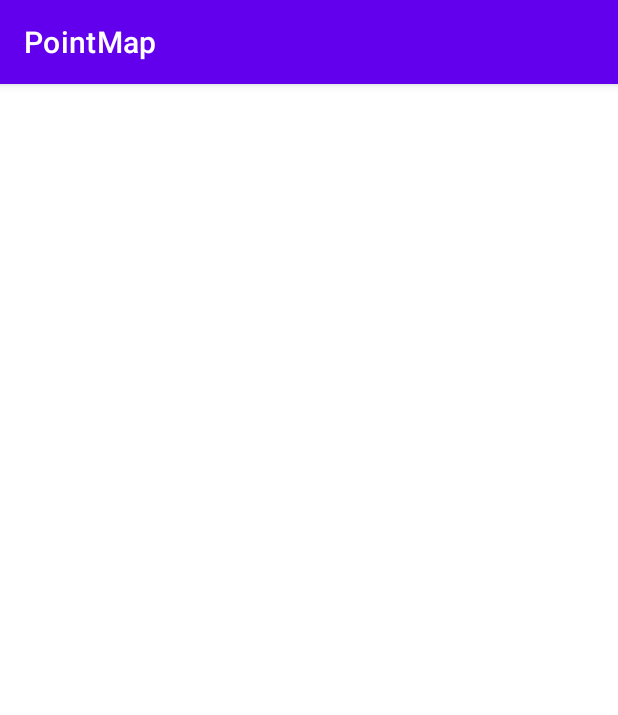
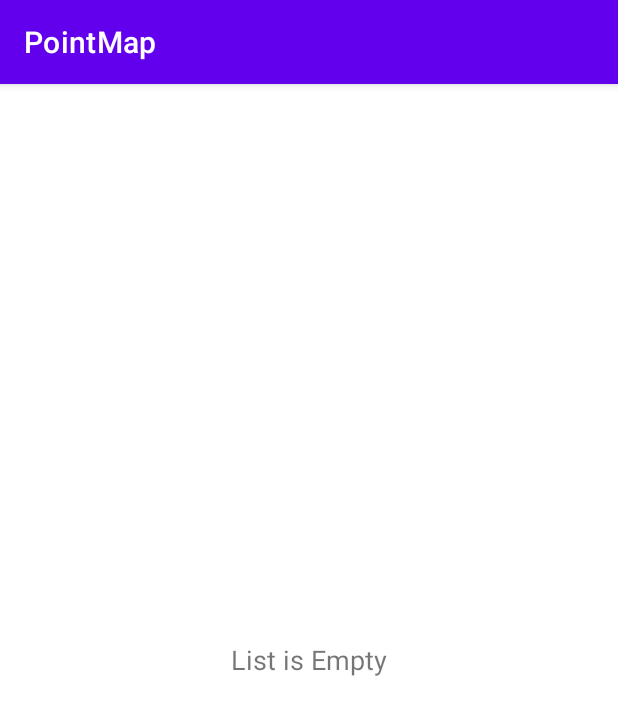
Before and after one commit to myasnick-off/PointMap, an Android app: the screen it shows after launch (MainActivity), after a tap on "Marks list", on a phone screen of 412 x 824 dp. Shown: the top 715 px of the screen. Run offline under Robolectric (Android 15) with nearby library versions, the phone set to English and light mode, and no system bars; libraries missing offline, so code that uses them is left out: com.yandex.mapkit, com.yandex.runtime; 9 statements that could not run were skipped.

Commit message:
реализовал адаптер для списка, проинициализировал viewModel во фрагментах, дополнил ее методами. Добавил переключение состояний экрана во фрагментах

```diff
--- a/app/src/main/AndroidManifest.xml
+++ b/app/src/main/AndroidManifest.xml
@@ -16,7 +16,7 @@
         android:supportsRtl="true"
         android:theme="@style/Theme.PointMap">
         <activity
-            android:name=".MainActivity"
+            android:name=".ui.MainActivity"
             android:exported="true">
             <intent-filter>
                 <action android:name="android.intent.action.MAIN" />
--- a/app/src/main/java/com/example/pointmap/ListFragment.kt
+++ /dev/null
@@ -1,28 +0,0 @@
-package com.example.pointmap
-
-import android.os.Bundle
-import android.view.LayoutInflater
-import android.view.View
-import android.view.ViewGroup
-import androidx.fragment.app.Fragment
-import com.example.pointmap.databinding.FragmentListBinding
-
-class ListFragment: Fragment() {
-
-    private var _binding: FragmentListBinding? = null
-    private val binding: FragmentListBinding get() = _binding!!
-
-
-    override fun onCreateView(
-        inflater: LayoutInflater,
-        container: ViewGroup?,
-        savedInstanceState: Bundle?
-    ): View {
-        _binding = FragmentListBinding.inflate(inflater, container, false)
-        return binding.root
-    }
-
-    companion object {
-        fun newInstance(): ListFragment = ListFragment()
-    }
-}
--- a/app/src/main/java/com/example/pointmap/MainViewModel.kt
+++ /dev/null
@@ -1,26 +0,0 @@
-package com.example.pointmap
-
-import androidx.lifecycle.LiveData
-import androidx.lifecycle.MutableLiveData
-import androidx.lifecycle.ViewModel
-import com.example.pointmap.model.AppState
-import com.example.pointmap.model.Mark
-import com.yandex.mapkit.geometry.Point
-
-class MainViewModel : ViewModel() {
-    private var _liveData: MutableLiveData<AppState> = MutableLiveData<AppState>()
-    val liveData: LiveData<AppState> get() = _liveData
-
-    fun addMark(point: Point) {
-        val currentState = liveData.value
-        if(currentState is AppState.Data) {
-            _liveData.value = AppState.Loading
-            val newMark = Mark(
-                id = System.currentTimeMillis(),
-                name = "Mark ${currentState.data.size}",
-                point = point
-            )
-            _liveData.value = AppState.Data(data = currentState.data + newMark)
-        }
-    }
-}
--- a/app/src/main/java/com/example/pointmap/di/MainModule.kt
+++ b/app/src/main/java/com/example/pointmap/di/MainModule.kt
@@ -1,6 +1,6 @@
 package com.example.pointmap.di
 
-import com.example.pointmap.MainViewModel
+import com.example.pointmap.ui.MainViewModel
 import org.koin.androidx.viewmodel.dsl.viewModel
 import org.koin.dsl.module
 
--- /dev/null
+++ b/app/src/main/java/com/example/pointmap/ui/ItemClickListener.kt
@@ -0,0 +1,9 @@
+package com.example.pointmap.ui
+
+import com.example.pointmap.model.Mark
+
+interface ItemClickListener {
+    fun onEditClick(name: String, description: String)
+    fun onRemoveClick(itemId: Long)
+    fun onItemClick(item: Mark)
+}
--- /dev/null
+++ b/app/src/main/java/com/example/pointmap/ui/ListFragment.kt
@@ -0,0 +1,85 @@
+package com.example.pointmap.ui
+
+import android.os.Bundle
+import android.view.LayoutInflater
+import android.view.View
+import android.view.ViewGroup
+import android.widget.Toast
+import androidx.core.view.isVisible
+import androidx.fragment.app.Fragment
+import com.example.pointmap.databinding.FragmentListBinding
+import com.example.pointmap.model.AppState
+import com.example.pointmap.model.Mark
+import org.koin.androidx.viewmodel.ext.android.sharedViewModel
+
+class ListFragment : Fragment(), ItemClickListener {
+
+    private val viewModel: MainViewModel by sharedViewModel()
+
+    private var _binding: FragmentListBinding? = null
+    private val binding: FragmentListBinding get() = _binding!!
+
+    private val adapter: MarkListAdapter = MarkListAdapter(itemClickListener = this)
+
+    override fun onCreateView(
+        inflater: LayoutInflater,
+        container: ViewGroup?,
+        savedInstanceState: Bundle?
+    ): View {
+        _binding = FragmentListBinding.inflate(inflater, container, false)
+        return binding.root
+    }
+
+    override fun onViewCreated(view: View, savedInstanceState: Bundle?) {
+        super.onViewCreated(view, savedInstanceState)
+        initView()
+        initViewModel()
+    }
+
+    private fun initView() = with(binding) {
+        markList.adapter = adapter
+    }
+
+    private fun initViewModel() {
+        viewModel.liveData.observe(viewLifecycleOwner) { renderState(it) }
+    }
+
+    private fun renderState(state: AppState) {
+        when (state) {
+            is AppState.Loading -> showLoading()
+            is AppState.Data -> showData(data = state.data)
+            is AppState.Error -> showError(message = state.message)
+        }
+    }
+
+    private fun showLoading() {
+        binding.loader.isVisible = true
+    }
+
+    private fun showData(data: List<Mark>) {
+        binding.loader.isVisible = false
+        binding.emptyListText.isVisible = data.isEmpty()
+        adapter.submitList(marks = data)
+    }
+
+    private fun showError(message: String) {
+        binding.loader.isVisible = false
+        Toast.makeText(requireContext(), message, Toast.LENGTH_SHORT).show()
+    }
+
+    override fun onEditClick(name: String, description: String) {
+        //TODO("Not yet implemented")
+    }
+
+    override fun onRemoveClick(itemId: Long) {
+        viewModel.removeMark(id = itemId)
+    }
+
+    override fun onItemClick(item: Mark) {
+        //TODO("Not yet implemented")
+    }
+
+    companion object {
+        fun newInstance(): ListFragment = ListFragment()
+    }
+}
--- a/app/src/main/java/com/example/pointmap/MainActivity.kt
+++ b/app/src/main/java/com/example/pointmap/ui/MainActivity.kt
@@ -1,9 +1,10 @@
-package com.example.pointmap
+package com.example.pointmap.ui
 
 import androidx.appcompat.app.AppCompatActivity
 import android.os.Bundle
 import androidx.fragment.app.Fragment
 import androidx.fragment.app.FragmentTransaction
+import com.example.pointmap.R
 import com.example.pointmap.databinding.ActivityMainBinding
 import com.yandex.mapkit.MapKitFactory
 
--- a/app/src/main/java/com/example/pointmap/MapFragment.kt
+++ b/app/src/main/java/com/example/pointmap/ui/MapFragment.kt
@@ -1,4 +1,4 @@
-package com.example.pointmap
+package com.example.pointmap.ui
 
 import android.Manifest
 import android.app.AlertDialog
@@ -22,6 +22,7 @@ import androidx.core.content.getSystemService
 import androidx.core.view.isVisible
 import androidx.fragment.app.Fragment
 import androidx.fragment.app.FragmentTransaction
+import com.example.pointmap.R
 import com.example.pointmap.databinding.FragmentMapBinding
 import com.example.pointmap.model.AppState
 import com.example.pointmap.model.Mark
@@ -37,7 +38,7 @@ import com.yandex.mapkit.user_location.UserLocationView
 import com.yandex.runtime.image.ImageProvider
 import org.koin.androidx.viewmodel.ext.android.sharedViewModel
 
-class MapFragment : Fragment(), UserLocationObjectListener {
+class MapFragment : Fragment(), UserLocationObjectListener, InputListener {
 
     private var _binding: FragmentMapBinding? = null
     private val binding: FragmentMapBinding get() = _binding!!
@@ -106,14 +107,7 @@ class MapFragment : Fragment(), UserLocationObjectListener {
 
     private fun initMap() = with(binding) {
         mapObjects = mapview.map.addMapObjectLayer(MY_LAYER)
-        mapview.map.addInputListener(object : InputListener {
-            override fun onMapTap(p0: Map, p1: Point) {
-                mapObjects?.clear()
-            }
-            override fun onMapLongTap(map: Map, point: Point) {
-                viewModel.addMark(point = point)
-            }
-        })
+        mapview.map.addInputListener(this@MapFragment)
     }
 
     private fun initViewModel() {
@@ -172,7 +166,6 @@ class MapFragment : Fragment(), UserLocationObjectListener {
 
     private fun showData(data: List<Mark>) {
         binding.loader.isVisible = false
-        vibrate(duration = VIBRATE_TIME_50)
         setMarks(marks = data)
     }
 
@@ -186,7 +179,7 @@ class MapFragment : Fragment(), UserLocationObjectListener {
             .setTitle(R.string.location_access_required)
             .setIcon(R.drawable.ic_warning_24)
             .setMessage(R.string.to_display_your_location_access_is_required)
-            .setPositiveButton(R.string.accept) {_, _ -> checkLocationPermission()}
+            .setPositiveButton(R.string.accept) { _, _ -> checkLocationPermission()}
             .setNegativeButton(R.string.deny) { dialog, _ -> dialog.dismiss() }
             .create()
             .show()
@@ -220,11 +213,17 @@ class MapFragment : Fragment(), UserLocationObjectListener {
     private fun setMarks(marks: List<Mark>) {
         mapObjects?.apply {
             clear()
-            addPlacemarks(
-                marks.map { it.point },
-                ImageProvider.fromResource(requireContext(), R.drawable.search_result),
-                IconStyle(PointF(), RotationType.NO_ROTATION, 0f, true, true, 1f, null)
-            )
+            if (marks.isNotEmpty()) {
+                vibrate(duration = VIBRATE_TIME_50)
+                marks.forEach { mark ->
+                    setMark(mark.point)
+                }
+                /*addPlacemarks(
+                    marks.map { it.point },
+                    ImageProvider.fromResource(requireContext(), R.drawable.search_result),
+                    IconStyle(PointF(0f,0f), RotationType.ROTATE, 1f, false, true, 1f, null)
+                )*/
+            }
         }
     }
 
@@ -244,6 +243,14 @@ class MapFragment : Fragment(), UserLocationObjectListener {
         )
     }
 
+    override fun onMapTap(p0: Map, p1: Point) {
+        viewModel.clearAllMarks()
+    }
+
+    override fun onMapLongTap(map: Map, point: Point) {
+        viewModel.addMark(point = point)
+    }
+
     override fun onObjectRemoved(p0: UserLocationView) {}
 
     override fun onObjectUpdated(p0: UserLocationView, p1: ObjectEvent) {}
--- /dev/null
+++ b/app/src/main/java/com/example/pointmap/ui/MarkListAdapter.kt
@@ -0,0 +1,54 @@
+package com.example.pointmap.ui
+
+import android.view.LayoutInflater
+import android.view.ViewGroup
+import androidx.recyclerview.widget.AsyncListDiffer
+import androidx.recyclerview.widget.DiffUtil
+import androidx.recyclerview.widget.RecyclerView
+import com.example.pointmap.databinding.FragmentListItemBinding
+import com.example.pointmap.model.Mark
+
+class MarkListAdapter(private val itemClickListener: ItemClickListener) : RecyclerView.Adapter<MarkListAdapter.MarkViewHolder>() {
+
+    private val markListDiffer = AsyncListDiffer(this, DIFF_CALLBACK)
+
+    fun submitList(marks: List<Mark>) {
+        markListDiffer.submitList(marks)
+    }
+
+    override fun getItemCount(): Int = markListDiffer.currentList.size
+
+    override fun onCreateViewHolder(parent: ViewGroup, viewType: Int): MarkViewHolder {
+        val inflater =LayoutInflater.from(parent.context)
+        val binding = FragmentListItemBinding.inflate(inflater, parent, false)
+        return MarkViewHolder(binding)
+    }
+
+    override fun onBindViewHolder(holder: MarkViewHolder, position: Int) {
+        holder.bind(markListDiffer.currentList[position])
+    }
+
+    inner class MarkViewHolder(private val binding: FragmentListItemBinding): RecyclerView.ViewHolder(binding.root) {
+        fun bind(item: Mark) = with(binding) {
+            markName.text = item.name
+            markDescription.text = item.description
+            markLatVal.text = item.point.latitude.toString()
+            markLonVal.text = item.point.longitude.toString()
+            editButton.setOnClickListener { itemClickListener.onEditClick(name = item.name, description = item.description) }
+            removeButton.setOnClickListener { itemClickListener.onRemoveClick(itemId = item.id) }
+            root.setOnClickListener { itemClickListener.onItemClick(item = item) }
+        }
+    }
+
+    companion object {
+        private val DIFF_CALLBACK = object : DiffUtil.ItemCallback<Mark>() {
+            override fun areItemsTheSame(oldItem: Mark, newItem: Mark): Boolean {
+                return oldItem.id == newItem.id
+            }
+
+            override fun areContentsTheSame(oldItem: Mark, newItem: Mark): Boolean {
+                return oldItem == newItem
+            }
+        }
+    }
+}
--- a/app/src/main/res/layout/activity_main.xml
+++ b/app/src/main/res/layout/activity_main.xml
@@ -3,7 +3,7 @@
     xmlns:tools="http://schemas.android.com/tools"
     android:layout_width="match_parent"
     android:layout_height="match_parent"
-    tools:context=".MainActivity">
+    tools:context=".ui.MainActivity">
 
     <androidx.fragment.app.FragmentContainerView
         android:id="@+id/main_container"
--- a/app/src/main/res/layout/fragment_list.xml
+++ b/app/src/main/res/layout/fragment_list.xml
@@ -2,11 +2,12 @@
 <FrameLayout xmlns:android="http://schemas.android.com/apk/res/android"
     xmlns:app="http://schemas.android.com/apk/res-auto"
     xmlns:tools="http://schemas.android.com/tools"
+    android:layout_width="match_parent"
+    android:layout_height="match_parent"
     android:background="@color/white"
     android:clickable="true"
     android:focusable="true"
-    android:layout_width="match_parent"
-    android:layout_height="match_parent">
+    android:padding="4dp">
 
     <androidx.recyclerview.widget.RecyclerView
         android:id="@+id/mark_list"
@@ -17,4 +18,22 @@
         tools:itemCount="4"
         tools:listitem="@layout/fragment_list_item" />
 
+    <TextView
+        android:id="@+id/empty_list_text"
+        android:layout_width="wrap_content"
+        android:layout_height="wrap_content"
+        android:layout_gravity="center"
+        android:text="@string/list_is_empty"
+        android:textSize="18sp"
+        android:visibility="gone"
+        tools:visibility="visible" />
+
+    <ProgressBar
+        android:id="@+id/loader"
+        android:layout_width="wrap_content"
+        android:layout_height="wrap_content"
+        android:layout_gravity="center"
+        android:visibility="gone"
+        tools:visibility="visible" />
+
 </FrameLayout>
--- a/app/src/main/res/layout/fragment_list_item.xml
+++ b/app/src/main/res/layout/fragment_list_item.xml
@@ -65,7 +65,7 @@
             app:layout_constraintTop_toBottomOf="@id/mark_lat" />
 
         <androidx.appcompat.widget.AppCompatTextView
-            android:id="@+id/intensity_text_view"
+            android:id="@+id/mark_lon_val"
             android:layout_width="0dp"
             android:layout_height="wrap_content"
             android:layout_marginTop="@dimen/margin_4"
@@ -85,7 +85,7 @@
             android:id="@+id/edit_button"
             style="@style/Widget.AppCompat.Button.Borderless"
             android:layout_width="0dp"
-            android:layout_height="0dp"
+            android:layout_height="40dp"
             android:src="@drawable/ic_edit_24"
             app:layout_constraintBottom_toTopOf="@+id/remove_button"
             app:layout_constraintEnd_toEndOf="parent"
@@ -98,7 +98,7 @@
             android:id="@+id/remove_button"
             style="@style/Widget.AppCompat.Button.Borderless"
             android:layout_width="0dp"
-            android:layout_height="0dp"
+            android:layout_height="40dp"
             android:src="@drawable/ic_delete_24"
             app:layout_constraintBottom_toBottomOf="parent"
             app:layout_constraintEnd_toEndOf="parent"
--- a/app/src/main/res/values/strings.xml
+++ b/app/src/main/res/values/strings.xml
@@ -10,4 +10,5 @@
     <string name="description">Some Description</string>
     <string name="latitude">Latitude:</string>
     <string name="longitude">Longitude:</string>
+    <string name="list_is_empty">List is Empty</string>
 </resources>
```
Also changed, not shown: app/src/main/java/com/example/pointmap/ui/MainViewModel.kt (added, +52 -0 lines), app/src/main/res/layout/fragment_map.xml (+5 -2 lines).
